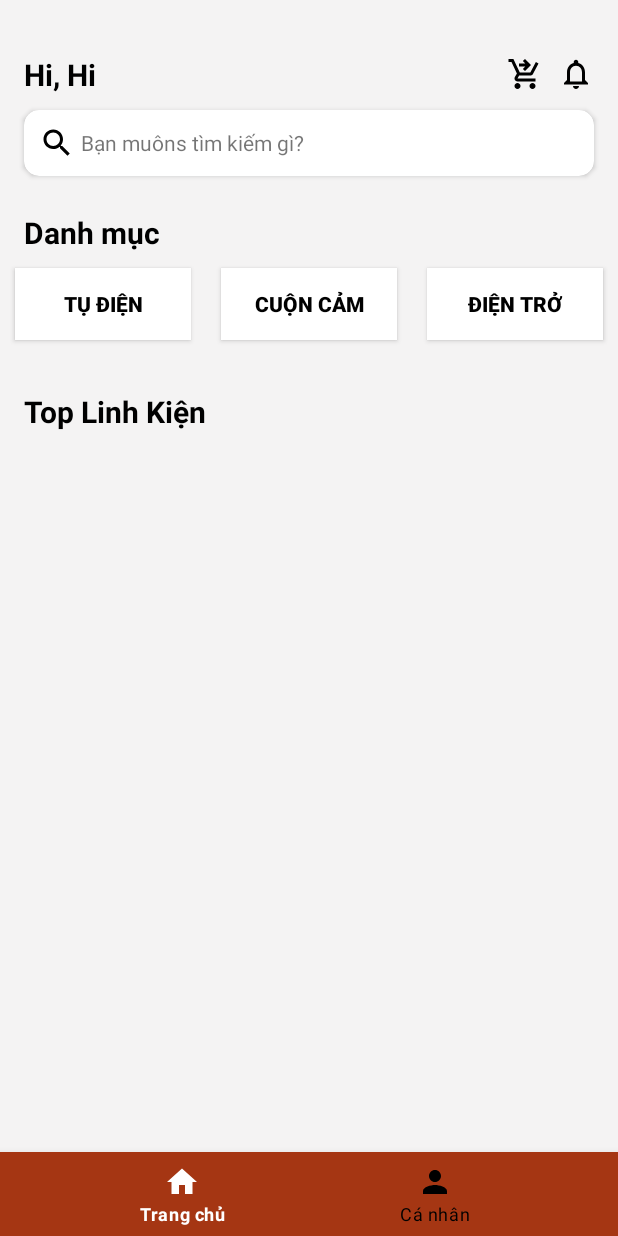
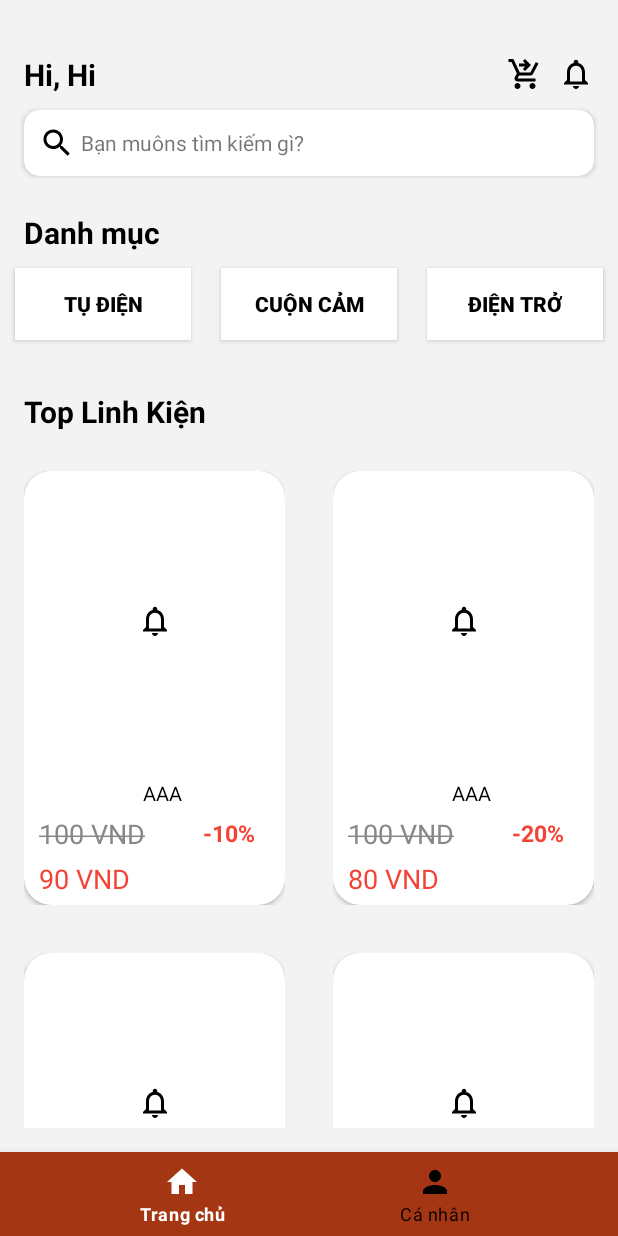
Before and after one commit to NgHDuyy/Electronic-shop, an Android app: the screen it shows after launch (MainActivity), on a phone screen of 412 x 824 dp. Run offline under Robolectric (Android 15) with nearby library versions, the phone set to English and light mode, and no system bars; our stand-ins replace data binding.

Commit message:
add giao dien

```diff
--- a/app/src/main/AndroidManifest.xml
+++ b/app/src/main/AndroidManifest.xml
@@ -1,7 +1,8 @@
 <?xml version="1.0" encoding="utf-8"?>
 <manifest xmlns:android="http://schemas.android.com/apk/res/android"
     xmlns:tools="http://schemas.android.com/tools">
-    <uses-permission android:name="android.permission.INTERNET"/>
+
+    <uses-permission android:name="android.permission.INTERNET" />
 
     <application
         android:allowBackup="true"
--- a/app/src/main/java/com/ocr/applinhkien/adapter/ProductAdapter.java
+++ b/app/src/main/java/com/ocr/applinhkien/adapter/ProductAdapter.java
@@ -1,6 +1,8 @@
 package com.ocr.applinhkien.adapter;
 
 import android.content.Context;
+import android.graphics.Color;
+import android.graphics.Paint;
 import android.view.LayoutInflater;
 import android.view.View;
 import android.view.ViewGroup;
@@ -13,6 +15,7 @@ import androidx.recyclerview.widget.RecyclerView;
 import com.ocr.applinhkien.R;
 import com.ocr.applinhkien.model.Item;
 
+import java.text.DecimalFormat;
 import java.util.List;
 
 public class ProductAdapter extends RecyclerView.Adapter<ProductAdapter.ProductViewHolder>{
@@ -41,7 +44,27 @@ public class ProductAdapter extends RecyclerView.Adapter<ProductAdapter.ProductV
         if (item==null){
             return;
         }
-        holder.tvName.setText( item.getName() );
+        holder.tvName.setText(item.getName());
+        DecimalFormat decimalFormat = new DecimalFormat("###,###,###");
+        holder.tvGia.setText(decimalFormat.format(item.getPrice()) + " VND");
+        int giaSale = item.getPrice() - (item.getPrice() * item.getSale() / 100);
+        if (item.getSale() == 0) {
+            holder.tvSale.setVisibility(View.GONE);
+            holder.tvSale.setVisibility( View.GONE );
+            // Xóa gạch ngang khi không có giá sale
+            holder.tvGia.setPaintFlags(holder.tvGia.getPaintFlags() & ~Paint.STRIKE_THRU_TEXT_FLAG);
+            holder.tvGia.setTextColor( Color.BLACK);
+
+        } else {
+            holder.tvSale.setVisibility(View.VISIBLE);
+            holder.tvSale.setText(decimalFormat.format(giaSale) + " VND");
+            holder.tvphamtramSale.setVisibility( View.VISIBLE );
+            holder.tvphamtramSale.setText("-"+ decimalFormat.format( item.getSale() )+"%" );
+            // Gạch ngang tvgiaProduct
+            holder.tvGia.setPaintFlags(holder.tvGia.getPaintFlags() | Paint.STRIKE_THRU_TEXT_FLAG);
+            holder.tvGia.setTextColor(Color.GRAY);
+
+        }
 
 
     }
@@ -56,11 +79,14 @@ public class ProductAdapter extends RecyclerView.Adapter<ProductAdapter.ProductV
 
     public class ProductViewHolder extends RecyclerView.ViewHolder{
         private ImageView imgItem;
-        private TextView tvName;
+        private TextView tvName,tvGia,tvSale,tvphamtramSale;
         public ProductViewHolder(@NonNull View itemView) {
             super( itemView );
             imgItem=itemView.findViewById( R.id.img_product );
             tvName=itemView.findViewById( R.id.tv_name );
+            tvGia=itemView.findViewById( R.id.tv_list_cost_product );
+            tvSale=itemView.findViewById( R.id.tv_cost_sale );
+            tvphamtramSale=itemView.findViewById( R.id.tv_sale );
         }
     }
 }
--- a/app/src/main/java/com/ocr/applinhkien/model/Item.java
+++ b/app/src/main/java/com/ocr/applinhkien/model/Item.java
@@ -7,14 +7,16 @@ public class Item {
     private String mota;
     private int price;
     private int soluong;
+    private int sale;
 
-    public Item(int id,String name, String urlImage, String mota, int price, int soluong) {
+    public Item(int id,String name, String urlImage, String mota, int price, int soluong,int sale) {
         this.id = id;
         this.urlImage = urlImage;
         this.mota = mota;
         this.price = price;
         this.soluong = soluong;
         this.name=name;
+        this.sale=sale;
     }
 
     public String getName() {
@@ -64,4 +66,12 @@ public class Item {
     public void setSoluong(int soluong) {
         this.soluong = soluong;
     }
+
+    public int getSale() {
+        return sale;
+    }
+
+    public void setSale(int sale) {
+        this.sale = sale;
+    }
 }
--- a/app/src/main/java/com/ocr/applinhkien/ui/fragment/HomeFragment.java
+++ b/app/src/main/java/com/ocr/applinhkien/ui/fragment/HomeFragment.java
@@ -48,15 +48,20 @@ public class HomeFragment extends Fragment {
 
         view =inflater.inflate( R.layout.fragment_home, container, false );
         adapter = new ProductAdapter( getContext() );
-        GridLayoutManager gridLayoutManager = new GridLayoutManager( getActivity(),2 );
+        intUI();
+        rcView.setLayoutManager( new GridLayoutManager( getActivity(),2 ) );
+        rcView.setAdapter(adapter);
         adapter.setData( getListItem());
-        rcView.setAdapter( adapter );
-        intUI();
         return view;
     }
 
     private List<Item> getListItem() {
         List<Item> list = new ArrayList<>();
+        list.add( new Item( 1,"aaa","aaa","aaa",100,200,10 ) );
+        list.add( new Item( 1,"aaa","aaa","aaa",100,200 ,20) );
+        list.add( new Item( 1,"aaa","aaa","aaa",100,200 ,0) );
+        list.add( new Item( 1,"aaa","aaa","aaa",100,200 ,20) );
+
         return list;
     }
 
--- a/app/src/main/res/layout/fragment_home.xml
+++ b/app/src/main/res/layout/fragment_home.xml
@@ -54,6 +54,7 @@
         android:layout_marginHorizontal="16dp"
         app:cardCornerRadius="10dp">
         <LinearLayout
+            android:id="@+id/llSearch"
             android:layout_width="match_parent"
             android:layout_height="wrap_content"
             android:orientation="horizontal"
@@ -129,5 +130,6 @@
     <androidx.recyclerview.widget.RecyclerView
         android:layout_width="match_parent"
         android:layout_height="wrap_content"
-        android:id="@+id/rcvItem"/>
+        android:id="@+id/rcvItem"
+        android:layout_marginTop="10dp"/>
 </LinearLayout>
--- a/app/src/main/res/layout/iitem_linh_kien.xml
+++ b/app/src/main/res/layout/iitem_linh_kien.xml
@@ -5,12 +5,12 @@
     android:layout_height="wrap_content"
     android:orientation="vertical"
     android:layout_margin="16dp"
-    android:background="@color/white"
+
     xmlns:app="http://schemas.android.com/apk/res-auto">
     <androidx.cardview.widget.CardView
         android:layout_width="match_parent"
         android:layout_height="wrap_content"
-        app:cardCornerRadius="10dp"
+        app:cardCornerRadius="18dp"
         tools:ignore="MissingConstraints"
         >
         <LinearLayout
@@ -22,25 +22,64 @@
                 android:id="@+id/img_product"
                 android:layout_width="match_parent"
                 android:layout_height="200dp"
+                android:scaleType="center"
                 android:src="@drawable/ic_baseline_notifications"/>
             <TextView
+                android:layout_marginTop="5dp"
                 android:id="@+id/tv_name"
                 android:layout_width="match_parent"
                 android:layout_height="wrap_content"
-                android:text="hello"
-                android:textSize="18sp"
+                android:text="aaaa"
+                android:gravity="center"
                 android:textColor="@color/black"
-                android:layout_gravity="center"
-                android:gravity="center"/>
-            <TextView
-                android:id="@+id/tv_soluong"
+                android:layout_marginStart="10dp"
+                android:textAllCaps="true"
+                android:textSize="13sp"
+                />
+            <LinearLayout
                 android:layout_width="match_parent"
                 android:layout_height="wrap_content"
-                android:text="100 cái"
+                android:orientation="horizontal">
+                <TextView
+                    android:id="@+id/tv_list_cost_product"
+                    android:layout_width="wrap_content"
+                    android:layout_height="wrap_content"
+                    android:layout_weight="1"
+                    android:text="100"
+                    android:textSize="18sp"
+                    android:layout_marginStart="10dp"
+                    android:layout_marginTop="5dp"
+                    android:layout_marginBottom="5dp"
+                    android:textColor="@color/black"
+                    />
+
+                <TextView
+                    android:id="@+id/tv_sale"
+                    android:layout_weight="1"
+                    android:layout_width="wrap_content"
+                    android:layout_height="wrap_content"
+                    android:layout_gravity="center"
+                    android:layout_marginStart="10dp"
+                    android:layout_marginEnd="10dp"
+                    android:gravity="center"
+                    android:text=""
+                    android:textColor="#F44336"
+                    android:textSize="15dp"
+                    android:textStyle="bold" />
+
+            </LinearLayout>
+            <TextView
+                android:id="@+id/tv_cost_sale"
+                android:layout_width="match_parent"
+                android:layout_height="match_parent"
+                android:text="100"
                 android:textSize="18sp"
-                android:textColor="@color/black"
-                android:layout_gravity="center"
-                android:gravity="center"/>
+                android:layout_marginStart="10dp"
+                android:textColor="#F44336"
+                android:layout_marginBottom="5dp"
+
+                />
+
 
         </LinearLayout>
     </androidx.cardview.widget.CardView>
--- /dev/null
+++ b/app/src/main/res/values-land/dimens.xml
@@ -0,0 +1,3 @@
+<resources>
+      <dimen name="fab_margin">48dp</dimen>
+   </resources>
--- /dev/null
+++ b/app/src/main/res/values-w1240dp/dimens.xml
@@ -0,0 +1,3 @@
+<resources>
+      <dimen name="fab_margin">200dp</dimen>
+   </resources>
--- /dev/null
+++ b/app/src/main/res/values-w600dp/dimens.xml
@@ -0,0 +1,3 @@
+<resources>
+      <dimen name="fab_margin">48dp</dimen>
+   </resources>
--- /dev/null
+++ b/app/src/main/res/values/dimens.xml
@@ -0,0 +1,3 @@
+<resources>
+      <dimen name="fab_margin">16dp</dimen>
+   </resources>
--- a/app/src/main/res/values/themes.xml
+++ b/app/src/main/res/values/themes.xml
@@ -13,4 +13,10 @@
         <item name="android:statusBarColor">?attr/colorPrimaryVariant</item>
         <!-- Customize your theme here. -->
     </style>
+    <style name="Theme.AppLinhKien.NoActionBar">
+        <item name="windowActionBar">false</item>
+        <item name="windowNoTitle">true</item>
+    </style>
+    <style name="Theme.AppLinhKien.AppBarOverlay" parent="ThemeOverlay.AppCompat.Dark.ActionBar" />
+    <style name="Theme.AppLinhKien.PopupOverlay" parent="ThemeOverlay.AppCompat.Light" />
 </resources>
```
Also changed, not shown: app/src/main/res/layout/activity_product_details2.xml (added, +9 -0 lines), app/src/main/res/values/strings.xml (+9 -0 lines).
